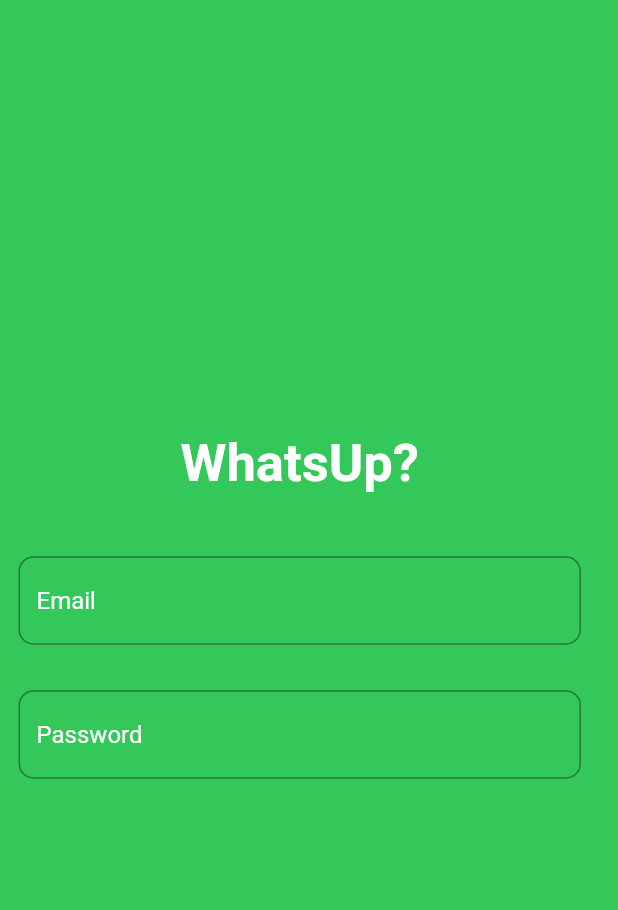
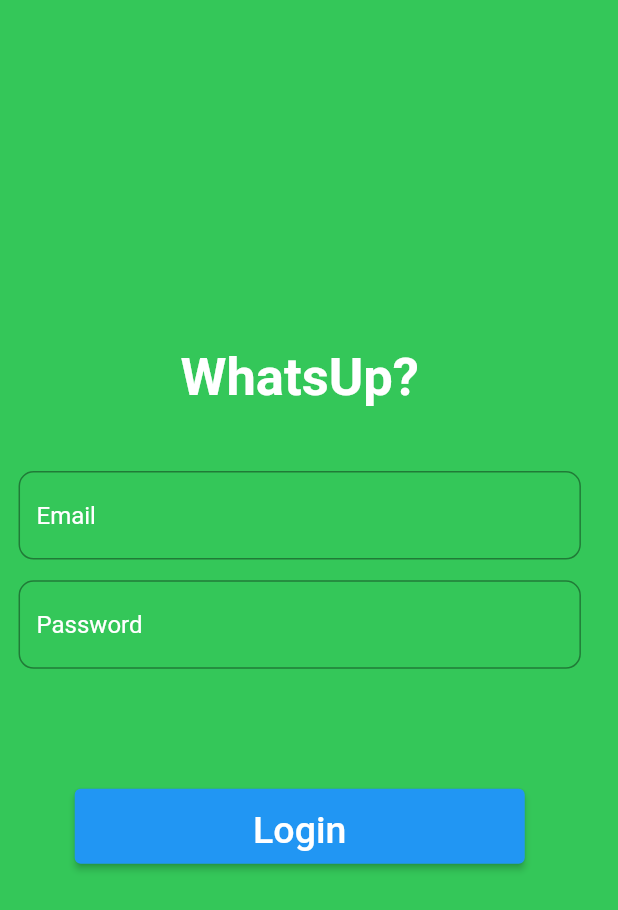
Before and after one commit to Boggy679/Course_Project, a Flutter app: the screen it shows after launch, on a phone screen of 412 x 824 dp. Shown: the top 910 px of the screen. Run offline on Flutter 3.47's test engine with Material 2 defaults, Android fonts, the phone set to English and light mode, and no system bars; our stand-ins replace cloud_firestore, file_picker, firebase_analytics, firebase_auth, firebase_core, firebase_storage and 4 more; accounts and stored records are empty.

Commit message:
Login button has been created

```diff
--- a/lib/screens/login.dart
+++ b/lib/screens/login.dart
@@ -1,9 +1,7 @@
 import 'package:flutter/material.dart';
-
 
 class LoginScreen extends StatefulWidget{
   const LoginScreen({super.key});
-
 
   @override
   State<StatefulWidget> createState() {
@@ -11,7 +9,6 @@ class LoginScreen extends StatefulWidget{
   }
 
 }
-
 
 class LoginScreenState extends State<LoginScreen>{
   late double devHeight;
@@ -41,6 +38,8 @@ class LoginScreenState extends State<LoginScreen>{
           children: [
             title(),
             loginForm(),
+            const SizedBox(height: 80),
+            LoginButton(onPressed: (){}, height: 50, width: 300),
           ],
         ),
       ),
@@ -57,7 +56,7 @@ class LoginScreenState extends State<LoginScreen>{
   }
   Widget loginForm(){
     return SizedBox(
-        height: devHeight * 0.18,
+        height: devHeight * 0.16,
         child: Form(
           key: loginKey,
           child: Column(
@@ -74,6 +73,7 @@ class LoginScreenState extends State<LoginScreen>{
   }
 }
 
+// creating the email entry characteristics
 class EmailEntry extends StatelessWidget {
   final Function(String) onSaved;
   final String regEx;
@@ -92,7 +92,7 @@ class EmailEntry extends StatelessWidget {
   Widget build(BuildContext context) {
     return TextFormField(
       onSaved: (value) => onSaved(value!),
-      cursorColor: Colors.white,
+      cursorColor: Colors.black,
       style: const TextStyle(color: Colors.white),
       validator: (value){
         return RegExp(regEx).hasMatch(value!)?null:'Enter again';
@@ -108,7 +108,7 @@ class EmailEntry extends StatelessWidget {
     );
   }}
 
-
+// creating the password entry characteristics
 class PasswordEntry extends StatelessWidget {
   final Function(String) onSaved;
   final String regEx;
@@ -121,7 +121,6 @@ class PasswordEntry extends StatelessWidget {
     required this.regEx,
     required this.hintText,
     required this.obscureText,
-
   });
 
   @override
@@ -143,3 +142,34 @@ class PasswordEntry extends StatelessWidget {
         )
     );
   }}
+
+
+//creating the LoginButton characteristics
+class LoginButton extends StatelessWidget{
+  final double height;
+  final double width;
+  final Function onPressed;
+
+  const LoginButton({
+    super.key,
+    required this.onPressed,
+    required this.height,
+    required this.width,
+  });
+
+  @override
+  Widget build(BuildContext context) {
+    return SizedBox(
+      height:height,
+      width: width,
+      child: ElevatedButton(
+        onPressed: (){},
+        child: const Text("Login",
+            style: TextStyle(fontSize: 25,
+              color: Colors.white,
+              height:1.5,)
+        )
+      )
+    );
+  }
+}
```
